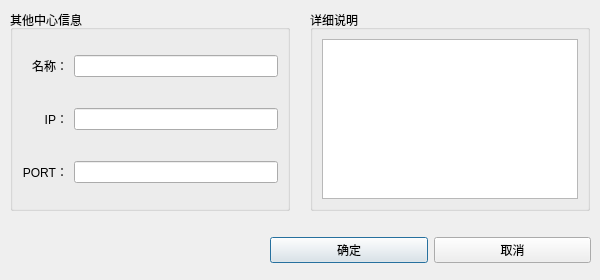
Qt form widget/dialog/add_center_dialog.ui (yanghang8612/SMAMMainUI) before a commit.
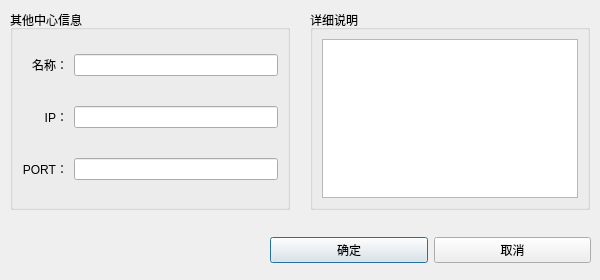
The same form after that commit.

Patch:
```diff
--- a/widget/dialog/add_center_dialog.ui
+++ b/widget/dialog/add_center_dialog.ui
@@ -54,7 +54,7 @@
      <x>10</x>
      <y>10</y>
      <width>280</width>
-     <height>201</height>
+     <height>200</height>
     </rect>
    </property>
    <property name="title">
@@ -118,7 +118,7 @@
      <x>310</x>
      <y>10</y>
      <width>280</width>
-     <height>201</height>
+     <height>200</height>
     </rect>
    </property>
    <property name="title">
```
